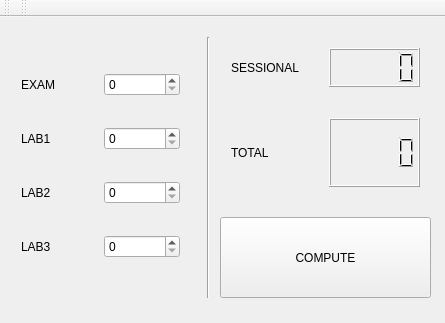
Qt form mainwindow.ui (bsu-mmf-2k4g2019/lab-1-mvikentieva) before a commit.
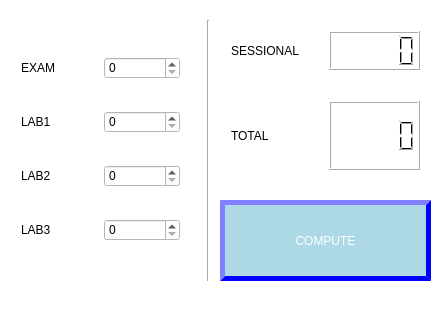
The same form after that commit.

Patch:
```diff
--- a/mainwindow.ui
+++ b/mainwindow.ui
@@ -29,7 +29,7 @@
    <string>MainWindow</string>
   </property>
   <property name="styleSheet">
-   <string notr="true">
+   <string notr="true">background:white;
 font: 8pt &quot;MS UI Gothic&quot;;</string>
   </property>
   <widget class="QWidget" name="centralWidget">
@@ -60,6 +60,19 @@
       <height>81</height>
      </rect>
     </property>
+    <property name="styleSheet">
+     <string notr="true">
+QPushButton
+{
+border-width:5px;
+border-color:blue;
+border-style:outset;
+background:LightBlue;
+color:white;
+font: 75 10pt &quot;MS Shell Dlg 2&quot;;
+}
+</string>
+    </property>
     <property name="text">
      <string>COMPUTE</string>
     </property>
@@ -193,25 +206,6 @@
     </layout>
    </widget>
   </widget>
-  <widget class="QToolBar" name="mainToolBar">
-   <attribute name="toolBarArea">
-    <enum>TopToolBarArea</enum>
-   </attribute>
-   <attribute name="toolBarBreak">
-    <bool>false</bool>
-   </attribute>
-  </widget>
-  <widget class="QToolBar" name="toolBar">
-   <property name="windowTitle">
-    <string>toolBar</string>
-   </property>
-   <attribute name="toolBarArea">
-    <enum>TopToolBarArea</enum>
-   </attribute>
-   <attribute name="toolBarBreak">
-    <bool>false</bool>
-   </attribute>
-  </widget>
  </widget>
  <layoutdefault spacing="6" margin="11"/>
  <resources/>
```
